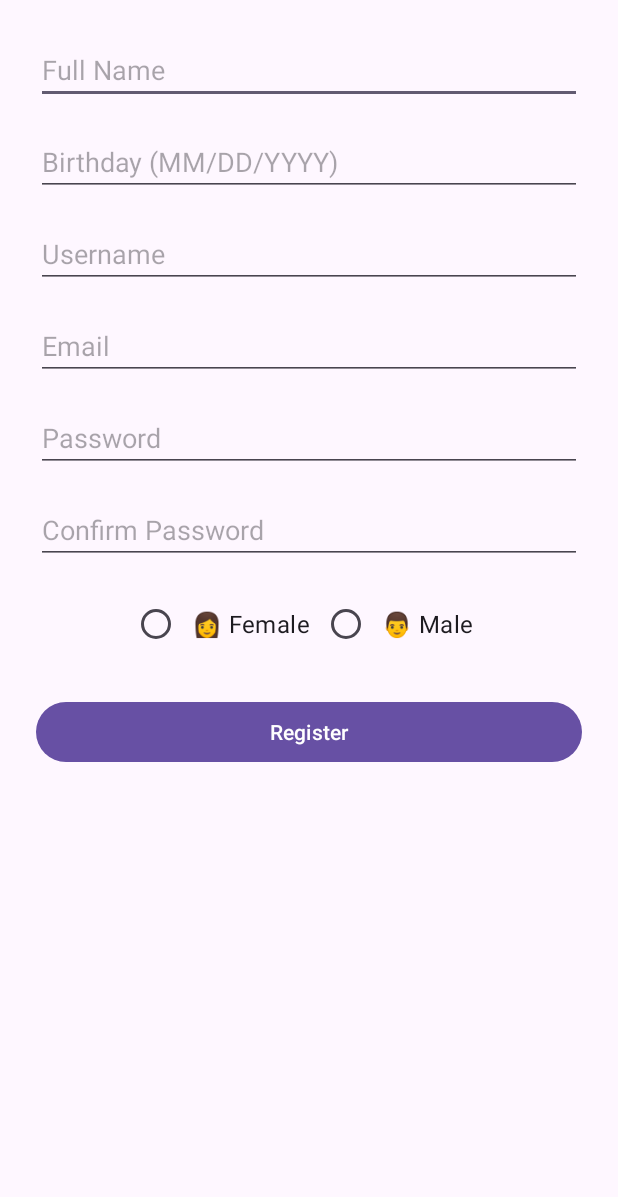
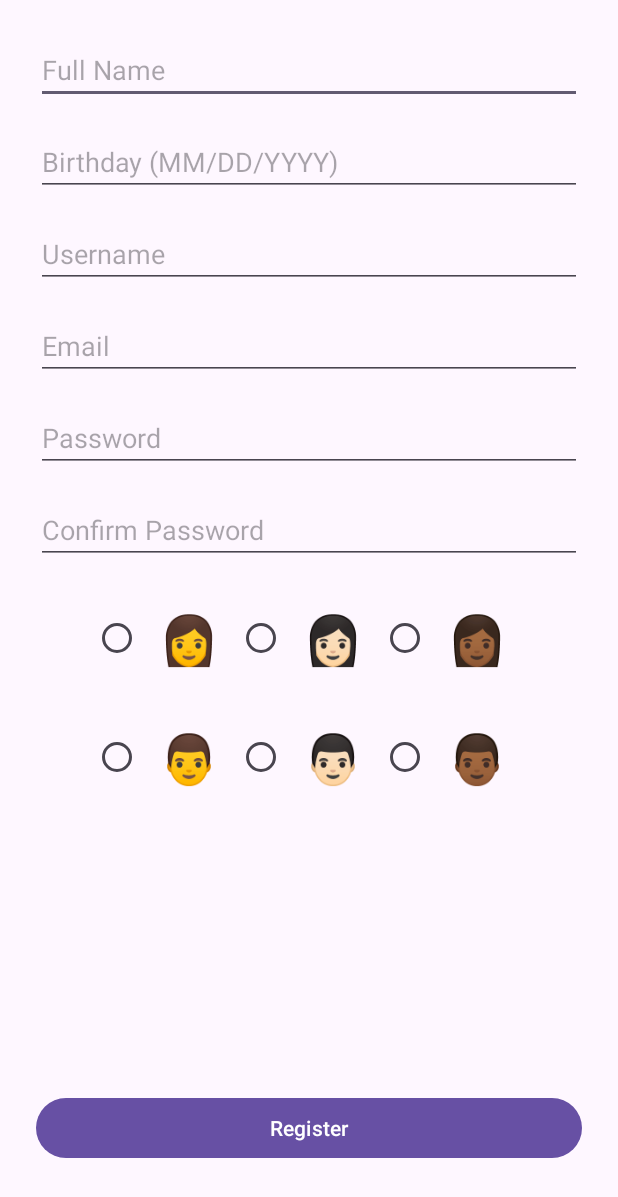
Before and after one commit to segak2003/cs310_project_chatpet22, an Android app: the RegisterActivity screen opened directly, with no data from a screen before it, on a phone screen of 412 x 824 dp. Shown: the top 1197 px of the screen. Run offline under Robolectric (Android 15) with nearby library versions, the phone set to English and light mode, and no system bars.

Commit message:
Updated RegisterActivity

```diff
--- a/app/src/main/AndroidManifest.xml
+++ b/app/src/main/AndroidManifest.xml
@@ -15,7 +15,7 @@
             android:name=".ChatPage"
             android:exported="false" />
         <activity
-            android:name="com.example.chatpet.MainActivity"
+            android:name=".MainActivity"
             android:exported="true">
             <intent-filter>
                 <action android:name="android.intent.action.MAIN" />
--- a/app/src/main/java/com/example/chatpet/RegisterActivity.java
+++ b/app/src/main/java/com/example/chatpet/RegisterActivity.java
@@ -18,8 +18,8 @@ public class RegisterActivity extends AppCompatActivity {
 
     EditText etFullName, etBirthday, etUsername, etEmail, etPassword, etConfirmPassword;
     Button btnRegister;
-    RadioGroup rgAvatar;
-    RadioButton rbFemale, rbMale;
+    RadioGroup rgFemales, rgMales;
+    RadioButton rbFemaleYellow, rbFemaleWhite, rbFemaleBrown, rbMaleYellow, rbMaleWhite, rbMaleBrown;
 
     @Override
     protected void onCreate(Bundle savedInstanceState) {
@@ -33,9 +33,18 @@ public class RegisterActivity extends AppCompatActivity {
         etPassword = findViewById(R.id.etPassword);
         etConfirmPassword = findViewById(R.id.etConfirmPassword);
         btnRegister = findViewById(R.id.btnRegister);
-        rgAvatar = findViewById(R.id.rgAvatar);
-        rbFemale = findViewById(R.id.rbFemale);
-        rbMale = findViewById(R.id.rbMale);
+
+        rgFemales = findViewById(R.id.rgFemales);
+        rgMales = findViewById(R.id.rgMales);
+
+
+        rbFemaleYellow = findViewById(R.id.rbFemaleYellow);
+        rbFemaleWhite = findViewById(R.id.rbFemaleWhite);
+        rbFemaleBrown = findViewById(R.id.rbFemaleBrown);
+
+        rbMaleYellow = findViewById(R.id.rbMaleYellow);
+        rbMaleWhite = findViewById(R.id.rbMaleWhite);
+        rbMaleBrown = findViewById(R.id.rbMaleBrown);
 
         etBirthday.setOnClickListener(v -> {
             final Calendar calendar = Calendar.getInstance();
@@ -107,13 +116,20 @@ public class RegisterActivity extends AppCompatActivity {
                 return;
             }
 
-            int selectedId = rgAvatar.getCheckedRadioButtonId();
-            if (selectedId == -1) {
+            // Determine selected avatar
+            String selectedAvatar = null;
+
+            if (rbFemaleYellow.isChecked()) selectedAvatar = "👩 Yellow";
+            if (rbFemaleWhite.isChecked()) selectedAvatar = "👩🏻 White";
+            if (rbFemaleBrown.isChecked()) selectedAvatar = "👩🏾 Brown";
+            if (rbMaleYellow.isChecked()) selectedAvatar = "👨 Yellow";
+            if (rbMaleWhite.isChecked()) selectedAvatar = "👨🏻 White";
+            if (rbMaleBrown.isChecked()) selectedAvatar = "👨🏾 Brown";
+
+            if (selectedAvatar == null) {
                 Toast.makeText(this, "Please select an avatar", Toast.LENGTH_SHORT).show();
                 return;
             }
-
-            String selectedAvatar = (selectedId == R.id.rbFemale) ? "Female" : "Male";
 
             Toast.makeText(this, "Registered successfully!", Toast.LENGTH_SHORT).show();
 
--- a/app/src/main/res/layout/activity_register.xml
+++ b/app/src/main/res/layout/activity_register.xml
@@ -1,5 +1,6 @@
 <?xml version="1.0" encoding="utf-8"?>
-<androidx.constraintlayout.widget.ConstraintLayout xmlns:android="http://schemas.android.com/apk/res/android"
+<androidx.constraintlayout.widget.ConstraintLayout
+    xmlns:android="http://schemas.android.com/apk/res/android"
     xmlns:app="http://schemas.android.com/apk/res-auto"
     xmlns:tools="http://schemas.android.com/tools"
     android:layout_width="match_parent"
@@ -70,42 +71,94 @@
         app:layout_constraintEnd_toEndOf="parent"
         android:layout_marginTop="16dp" />
 
-    <RadioGroup
-        android:id="@+id/rgAvatar"
+    <!-- Outer container for two rows -->
+    <LinearLayout
         android:layout_width="0dp"
         android:layout_height="wrap_content"
-        android:orientation="horizontal"
-        android:gravity="center"
+        android:orientation="vertical"
         app:layout_constraintTop_toBottomOf="@id/etConfirmPassword"
         app:layout_constraintStart_toStartOf="parent"
         app:layout_constraintEnd_toEndOf="parent"
         android:layout_marginTop="16dp">
 
-        <RadioButton
-            android:id="@+id/rbFemale"
-            android:layout_width="wrap_content"
+        <!-- Female avatars row -->
+        <RadioGroup
+            android:id="@+id/rgFemales"
+            android:layout_width="match_parent"
             android:layout_height="wrap_content"
-            android:text="👩 Female"
-            android:padding="8dp"
-            android:textSize="16sp" />
+            android:orientation="horizontal"
+            android:gravity="center">
 
-        <RadioButton
-            android:id="@+id/rbMale"
-            android:layout_width="wrap_content"
+            <RadioButton
+                android:id="@+id/rbFemaleYellow"
+                android:layout_width="wrap_content"
+                android:layout_height="wrap_content"
+                android:text="👩"
+                android:textSize="32sp"
+                android:padding="12dp" />
+
+            <RadioButton
+                android:id="@+id/rbFemaleWhite"
+                android:layout_width="wrap_content"
+                android:layout_height="wrap_content"
+                android:text="👩🏻"
+                android:textSize="32sp"
+                android:padding="12dp" />
+
+            <RadioButton
+                android:id="@+id/rbFemaleBrown"
+                android:layout_width="wrap_content"
+                android:layout_height="wrap_content"
+                android:text="👩🏾"
+                android:textSize="32sp"
+                android:padding="12dp" />
+
+        </RadioGroup>
+
+        <!-- Male avatars row -->
+        <RadioGroup
+            android:id="@+id/rgMales"
+            android:layout_width="match_parent"
             android:layout_height="wrap_content"
-            android:text="👨 Male"
-            android:padding="8dp"
-            android:textSize="16sp" />
-    </RadioGroup>
+            android:orientation="horizontal"
+            android:gravity="center"
+            android:layout_marginTop="12dp">
+
+            <RadioButton
+                android:id="@+id/rbMaleYellow"
+                android:layout_width="wrap_content"
+                android:layout_height="wrap_content"
+                android:text="👨"
+                android:textSize="32sp"
+                android:padding="12dp" />
+
+            <RadioButton
+                android:id="@+id/rbMaleWhite"
+                android:layout_width="wrap_content"
+                android:layout_height="wrap_content"
+                android:text="👨🏻"
+                android:textSize="32sp"
+                android:padding="12dp" />
+
+            <RadioButton
+                android:id="@+id/rbMaleBrown"
+                android:layout_width="wrap_content"
+                android:layout_height="wrap_content"
+                android:text="👨🏾"
+                android:textSize="32sp"
+                android:padding="12dp" />
+        </RadioGroup>
+    </LinearLayout>
 
     <Button
         android:id="@+id/btnRegister"
         android:layout_width="0dp"
         android:layout_height="wrap_content"
         android:text="Register"
-        app:layout_constraintTop_toBottomOf="@id/rgAvatar"
         app:layout_constraintStart_toStartOf="parent"
         app:layout_constraintEnd_toEndOf="parent"
-        android:layout_marginTop="24dp" />
+        android:layout_marginTop="24dp"
+        app:layout_constraintBottom_toBottomOf="parent"
+        android:layout_marginBottom="24dp"/>
 
 </androidx.constraintlayout.widget.ConstraintLayout>
```
